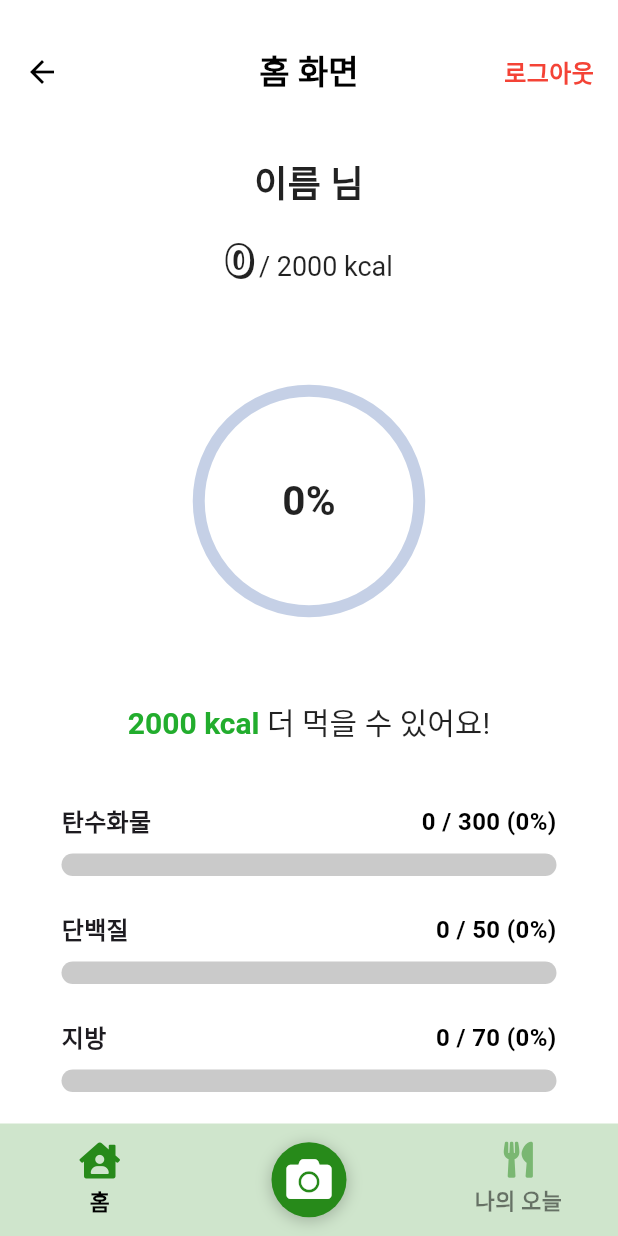
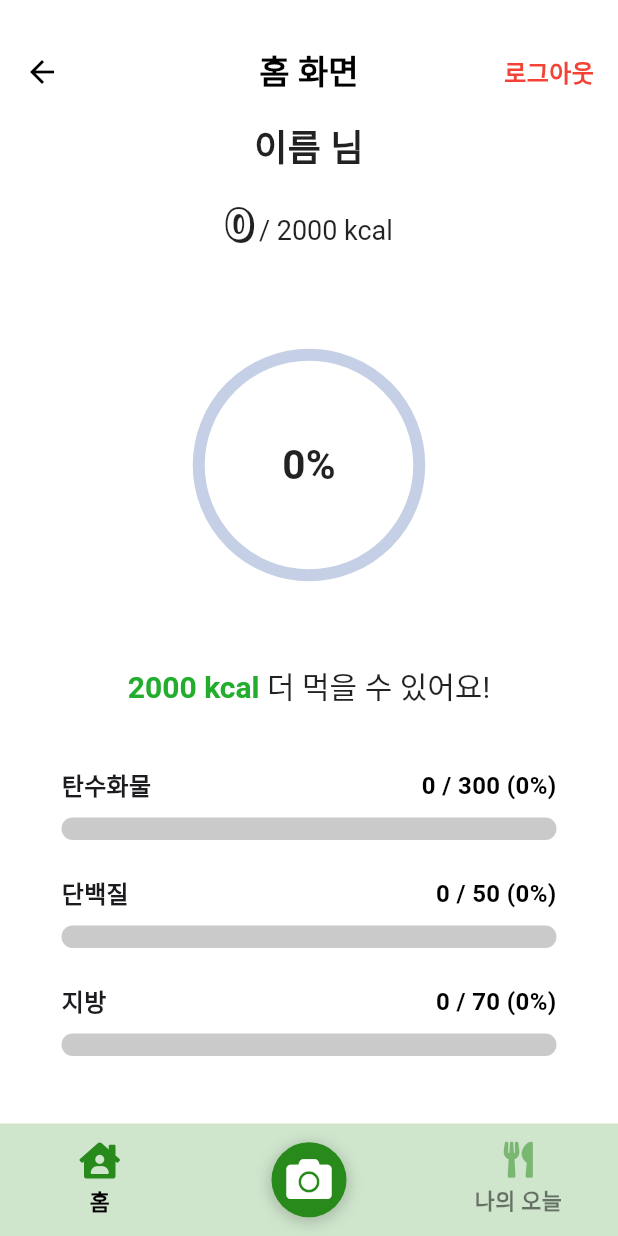
Before and after one commit to WellnessTeam/Wellness_flutter, a Flutter app: the HomeScreen screen opened directly with empty values, on a phone screen of 412 x 824 dp. Run offline on Flutter 3.47's test engine with Material 3 defaults, Android fonts, the light colour scheme and no system bars; drawn by our look-alikes of percent_indicator; our stand-ins replace flutter_dotenv, flutter_riverpod, font_awesome_flutter, go_router, image_picker, logger and 1 more; missing offline and left inert: kakao_flutter_sdk; network calls fail; Roboto replaces fonts that are missing (myfonts, pretendard-regular, pretendart-regular).

Commit message:
기록화면 테스트 진행 중

```diff
--- a/frontend/lib/features/home/repos/nutrition_repository.dart
+++ b/frontend/lib/features/home/repos/nutrition_repository.dart
@@ -3,7 +3,7 @@ import 'package:http/http.dart' as http;
 
 class NutritionRepository {
   final String apiUrl =
-      'http://43.202.124.234:8000/api/v1/recommend/eaten_nutrient?user_id=1&today=2024-09-04'; // 실제 API URL
+      'http://43.202.124.234:8000/api/v1/recommend/eaten_nutrient?today=2024-08-26'; // 실제 API URL
 
   // 고정된 토큰을 설정
   final String _token = 'test_access_token';
--- a/frontend/lib/features/home/views/home_screen.dart
+++ b/frontend/lib/features/home/views/home_screen.dart
@@ -350,7 +350,7 @@ class _HomeScreenState extends State<HomeScreen> {
       child: Column(
         crossAxisAlignment: CrossAxisAlignment.stretch,
         children: [
-          Gaps.v24,
+          // Gaps.v10,
           Align(
             alignment: Alignment.center,
             child: Text(
--- a/frontend/lib/features/home/views/widgets/nutrition_bar.dart
+++ b/frontend/lib/features/home/views/widgets/nutrition_bar.dart
@@ -1,4 +1,5 @@
 import 'package:flutter/material.dart';
+// import 'package:logger/logger.dart';
 
 class NutritionBar extends StatefulWidget {
   final String label; // 영양소 이름
@@ -27,10 +28,8 @@ class _NutritionBarState extends State<NutritionBar>
   void initState() {
     super.initState();
 
-    // recommended가 0이 아닐 때만 비율을 계산하고, 아니면 0으로 설정
-    double percentage = widget.recommended > 0
-        ? (widget.intake / widget.recommended).clamp(0.0, 1.0)
-        : 0.0;
+    // 권장량을 넘어도 그대로 비율 계산
+    double percentage = widget.intake / widget.recommended;
 
     _controller = AnimationController(
       vsync: this,
@@ -97,8 +96,9 @@ class _NutritionBarState extends State<NutritionBar>
                     ),
                   ),
                   Container(
-                    width: _animation.value *
-                        constraints.maxWidth, // 애니메이션 값에 비례하여 설정
+                    // 애니메이션 값이 1을 넘어도 제대로 표시되도록 수정
+                    width: (_animation.value <= 1.0 ? _animation.value : 1.0) *
+                        constraints.maxWidth,
                     height: 15, // 바 높이
                     decoration: BoxDecoration(
                       gradient: widget.gradient, // 그라데이션 적용
```
Also changed, not shown: frontend/lib/features/home/repos/analyze_repository.dart (+8 -5 lines), frontend/lib/features/home/views/analyze_page.dart (+37 -17 lines), frontend/lib/features/home/views/record_screen.dart (+3 -26 lines), frontend/lib/main.dart (+11 -1 lines).
